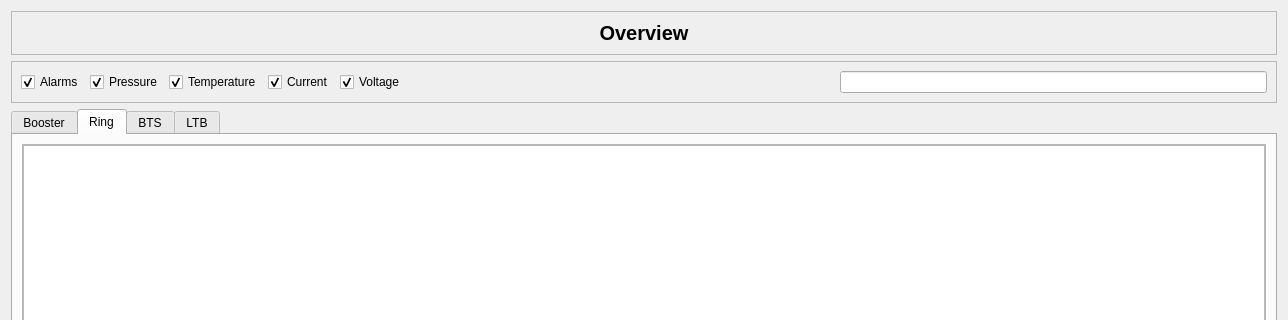
Before: the Qt Designer form ui/agilent4uhv/main.ui in lnls-sirius/pydm-opi, drawn with Qt 5; both pictures show x 0 to 1288 and y 0 to 320 of the 1288 by 858 pixel window.
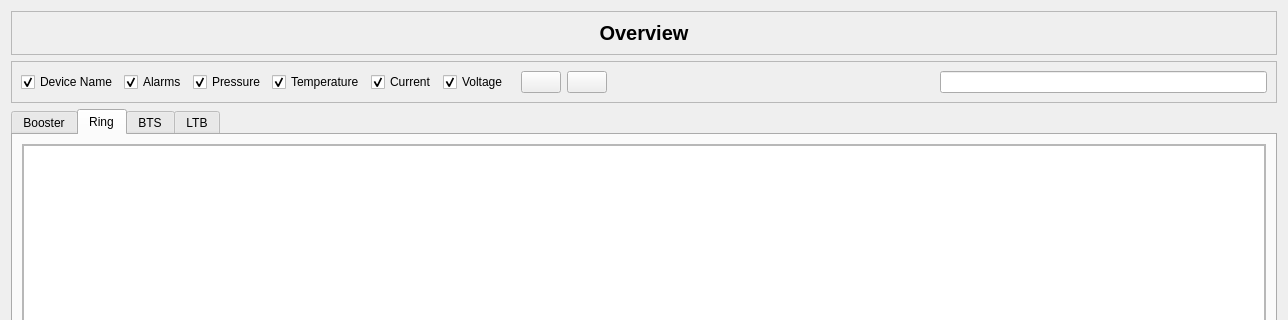
After: the same form once the commit is applied. The open tabs and pages were chosen to show the change. Custom widgets are drawn as their Qt base class.

Commit message: Agilent 4UHV Overview Window.

```diff
--- a/ui/agilent4uhv/main.ui
+++ b/ui/agilent4uhv/main.ui
@@ -226,37 +226,10 @@
       <number>1</number>
      </property>
      <layout class="QGridLayout" name="gridLayout_11">
-      <item row="0" column="1">
-       <widget class="QCheckBox" name="chPressure">
-        <property name="text">
-         <string>Pressure</string>
-        </property>
-        <property name="checked">
-         <bool>true</bool>
-        </property>
-       </widget>
+      <item row="0" column="11">
+       <widget class="QLineEdit" name="tfFilter"/>
       </item>
       <item row="0" column="3">
-       <widget class="QCheckBox" name="chCurrent">
-        <property name="text">
-         <string>Current</string>
-        </property>
-        <property name="checked">
-         <bool>true</bool>
-        </property>
-       </widget>
-      </item>
-      <item row="0" column="0">
-       <widget class="QCheckBox" name="chAlarms">
-        <property name="text">
-         <string>Alarms</string>
-        </property>
-        <property name="checked">
-         <bool>true</bool>
-        </property>
-       </widget>
-      </item>
-      <item row="0" column="2">
        <widget class="QCheckBox" name="chTemperature">
         <property name="text">
          <string>Temperature</string>
@@ -267,19 +240,39 @@
        </widget>
       </item>
       <item row="0" column="7">
-       <widget class="QLineEdit" name="tfFilter"/>
+       <widget class="QWidget" name="widget" native="true"/>
       </item>
-      <item row="0" column="5">
-       <widget class="QCheckBox" name="chVoltage">
+      <item row="0" column="1">
+       <widget class="QCheckBox" name="chAlarms">
         <property name="text">
-         <string>Voltage</string>
+         <string>Alarms</string>
         </property>
         <property name="checked">
          <bool>true</bool>
         </property>
        </widget>
       </item>
-      <item row="0" column="6">
+      <item row="0" column="0">
+       <widget class="QCheckBox" name="chDeviceName">
+        <property name="text">
+         <string>Device Name</string>
+        </property>
+        <property name="checked">
+         <bool>true</bool>
+        </property>
+       </widget>
+      </item>
+      <item row="0" column="4">
+       <widget class="QCheckBox" name="chCurrent">
+        <property name="text">
+         <string>Current</string>
+        </property>
+        <property name="checked">
+         <bool>true</bool>
+        </property>
+       </widget>
+      </item>
+      <item row="0" column="10">
        <spacer name="horizontalSpacer">
         <property name="orientation">
          <enum>Qt::Horizontal</enum>
@@ -292,11 +285,128 @@
         </property>
        </spacer>
       </item>
+      <item row="0" column="8">
+       <widget class="PyDMPushButton" name="btnNavLeft">
+        <property name="toolTip">
+         <string/>
+        </property>
+        <property name="whatsThis">
+         <string>
+    Basic PushButton to send a fixed value.
+
+    The PyDMPushButton is meant to hold a specific value, and send that value
+    to a channel when it is clicked, much like the MessageButton does in EDM.
+    The PyDMPushButton works in two different modes of operation, first, a
+    fixed value can be given to the :attr:`.pressValue` attribute, whenever the
+    button is clicked a signal containing this value will be sent to the
+    connected channel. This is the default behavior of the button. However, if
+    the :attr:`.relativeChange` is set to True, the fixed value will be added
+    to the current value of the channel. This means that the button will
+    increment a channel by a fixed amount with every click, a consistent
+    relative move
+
+    Parameters
+    ----------
+    parent : QObject, optional
+        Parent of PyDMPushButton
+
+    label : str, optional
+        String to place on button
+
+    icon : QIcon, optional
+        An Icon to display on the PyDMPushButton
+
+    pressValue : int, float, str
+        Value to be sent when the button is clicked
+
+    relative : bool, optional
+        Choice to have the button perform a relative put, instead of always
+        setting to an absolute value
+
+    init_channel : str, optional
+        ID of channel to manipulate
+
+    </string>
+        </property>
+       </widget>
+      </item>
+      <item row="0" column="6">
+       <widget class="QCheckBox" name="chVoltage">
+        <property name="text">
+         <string>Voltage</string>
+        </property>
+        <property name="checked">
+         <bool>true</bool>
+        </property>
+       </widget>
+      </item>
+      <item row="0" column="2">
+       <widget class="QCheckBox" name="chPressure">
+        <property name="text">
+         <string>Pressure</string>
+        </property>
+        <property name="checked">
+         <bool>true</bool>
+        </property>
+       </widget>
+      </item>
+      <item row="0" column="9">
+       <widget class="PyDMPushButton" name="btnNavRight">
+        <property name="toolTip">
+         <string/>
+        </property>
+        <property name="whatsThis">
+         <string>
+    Basic PushButton to send a fixed value.
+
+    The PyDMPushButton is meant to hold a specific value, and send that value
+    to a channel when it is clicked, much like the MessageButton does in EDM.
+    The PyDMPushButton works in two different modes of operation, first, a
+    fixed value can be given to the :attr:`.pressValue` attribute, whenever the
+    button is clicked a signal containing this value will be sent to the
+    connected channel. This is the default behavior of the button. However, if
+    the :attr:`.relativeChange` is set to True, the fixed value will be added
+    to the current value of the channel. This means that the button will
+    increment a channel by a fixed amount with every click, a consistent
+    relative move
+
+    Parameters
+    ----------
+    parent : QObject, optional
+        Parent of PyDMPushButton
+
+    label : str, optional
+        String to place on button
+
+    icon : QIcon, optional
+        An Icon to display on the PyDMPushButton
+
+    pressValue : int, float, str
+        Value to be sent when the button is clicked
+
+    relative : bool, optional
+        Choice to have the button perform a relative put, instead of always
+        setting to an absolute value
+
+    init_channel : str, optional
+        ID of channel to manipulate
+
+    </string>
+        </property>
+       </widget>
+      </item>
      </layout>
     </widget>
    </item>
   </layout>
  </widget>
+ <customwidgets>
+  <customwidget>
+   <class>PyDMPushButton</class>
+   <extends>QPushButton</extends>
+   <header>pydm.widgets.pushbutton</header>
+  </customwidget>
+ </customwidgets>
  <resources>
   <include location="../../images/imgs.qrc"/>
  </resources>
```
Left out of the diff: 16 changed lines with no effect on the pictures. The commit also changes 7 other files.
